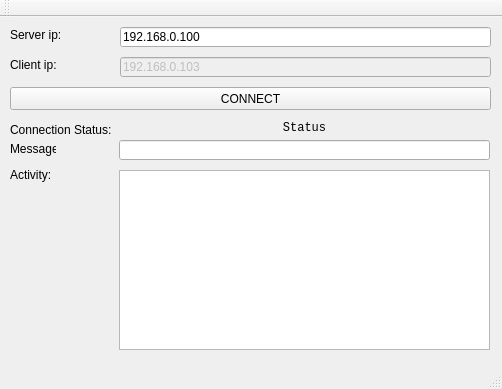
redmoo/P2P-Radio, file client/main_window.ui: the form before one commit.
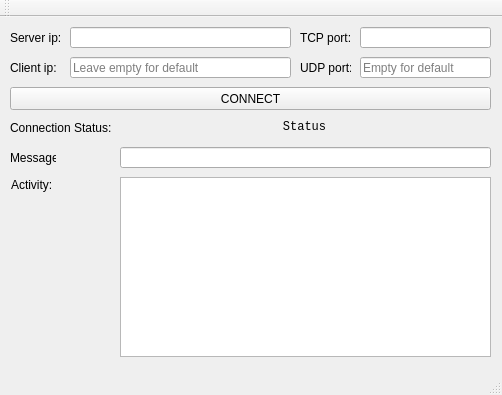
The form after the commit.

Commit message: GUI updated. Current track info sent to clients. Default and custom connection options.

The edit to the form file:
```diff
--- a/client/main_window.ui
+++ b/client/main_window.ui
@@ -7,7 +7,7 @@
     <x>0</x>
     <y>0</y>
     <width>502</width>
-    <height>389</height>
+    <height>395</height>
    </rect>
   </property>
   <property name="windowTitle">
@@ -17,14 +17,14 @@
    <widget class="QLineEdit" name="serverConnectionInfo">
     <property name="geometry">
      <rect>
-      <x>120</x>
+      <x>70</x>
       <y>10</y>
-      <width>371</width>
-      <height>20</height>
+      <width>221</width>
+      <height>21</height>
      </rect>
     </property>
     <property name="text">
-     <string>192.168.0.100</string>
+     <string/>
     </property>
    </widget>
    <widget class="QLabel" name="label">
@@ -32,8 +32,8 @@
      <rect>
       <x>10</x>
       <y>10</y>
-      <width>111</width>
-      <height>16</height>
+      <width>51</width>
+      <height>21</height>
      </rect>
     </property>
     <property name="text">
@@ -42,18 +42,21 @@
    </widget>
    <widget class="QLineEdit" name="clientConnectionInfo">
     <property name="enabled">
-     <bool>false</bool>
+     <bool>true</bool>
     </property>
     <property name="geometry">
      <rect>
-      <x>120</x>
+      <x>70</x>
       <y>40</y>
-      <width>371</width>
-      <height>20</height>
+      <width>221</width>
+      <height>21</height>
      </rect>
     </property>
     <property name="text">
-     <string>192.168.0.103</string>
+     <string/>
+    </property>
+    <property name="placeholderText">
+     <string>Leave empty for default</string>
     </property>
    </widget>
    <widget class="QLabel" name="label_2">
@@ -61,8 +64,8 @@
      <rect>
       <x>10</x>
       <y>40</y>
-      <width>111</width>
-      <height>16</height>
+      <width>51</width>
+      <height>21</height>
      </rect>
     </property>
     <property name="text">
@@ -86,9 +89,9 @@
     <property name="geometry">
      <rect>
       <x>10</x>
-      <y>105</y>
+      <y>101</y>
       <width>101</width>
-      <height>16</height>
+      <height>20</height>
      </rect>
     </property>
     <property name="text">
@@ -102,9 +105,9 @@
     <property name="geometry">
      <rect>
       <x>10</x>
-      <y>124</y>
+      <y>130</y>
       <width>46</width>
-      <height>16</height>
+      <height>21</height>
      </rect>
     </property>
     <property name="text">
@@ -115,9 +118,9 @@
     <property name="geometry">
      <rect>
       <x>119</x>
-      <y>103</y>
+      <y>99</y>
       <width>371</width>
-      <height>16</height>
+      <height>21</height>
      </rect>
     </property>
     <property name="font">
@@ -139,8 +142,8 @@
    <widget class="QPlainTextEdit" name="activityDisplay">
     <property name="geometry">
      <rect>
-      <x>119</x>
-      <y>153</y>
+      <x>120</x>
+      <y>160</y>
       <width>371</width>
       <height>180</height>
      </rect>
@@ -155,10 +158,10 @@
     </property>
     <property name="geometry">
      <rect>
-      <x>119</x>
-      <y>123</y>
+      <x>120</x>
+      <y>130</y>
       <width>371</width>
-      <height>20</height>
+      <height>21</height>
      </rect>
     </property>
     <property name="readOnly">
@@ -168,16 +171,65 @@
    <widget class="QLabel" name="activityLabel">
     <property name="geometry">
      <rect>
-      <x>10</x>
-      <y>150</y>
+      <x>11</x>
+      <y>157</y>
       <width>51</width>
-      <height>16</height>
+      <height>21</height>
      </rect>
     </property>
     <property name="text">
      <string>Activity:</string>
     </property>
    </widget>
+   <widget class="QLabel" name="label_3">
+    <property name="geometry">
+     <rect>
+      <x>300</x>
+      <y>10</y>
+      <width>51</width>
+      <height>21</height>
+     </rect>
+    </property>
+    <property name="text">
+     <string>TCP port:</string>
+    </property>
+   </widget>
+   <widget class="QLineEdit" name="serverTcpPortLine">
+    <property name="geometry">
+     <rect>
+      <x>360</x>
+      <y>10</y>
+      <width>131</width>
+      <height>21</height>
+     </rect>
+    </property>
+   </widget>
+   <widget class="QLabel" name="label_4">
+    <property name="geometry">
+     <rect>
+      <x>300</x>
+      <y>40</y>
+      <width>51</width>
+      <height>21</height>
+     </rect>
+    </property>
+    <property name="text">
+     <string>UDP port:</string>
+    </property>
+   </widget>
+   <widget class="QLineEdit" name="clientUdpPortLine">
+    <property name="geometry">
+     <rect>
+      <x>360</x>
+      <y>40</y>
+      <width>131</width>
+      <height>21</height>
+     </rect>
+    </property>
+    <property name="placeholderText">
+     <string>Empty for default</string>
+    </property>
+   </widget>
   </widget>
   <widget class="QMenuBar" name="menuBar">
    <property name="geometry">
```
The commit also changes 13 other files.
